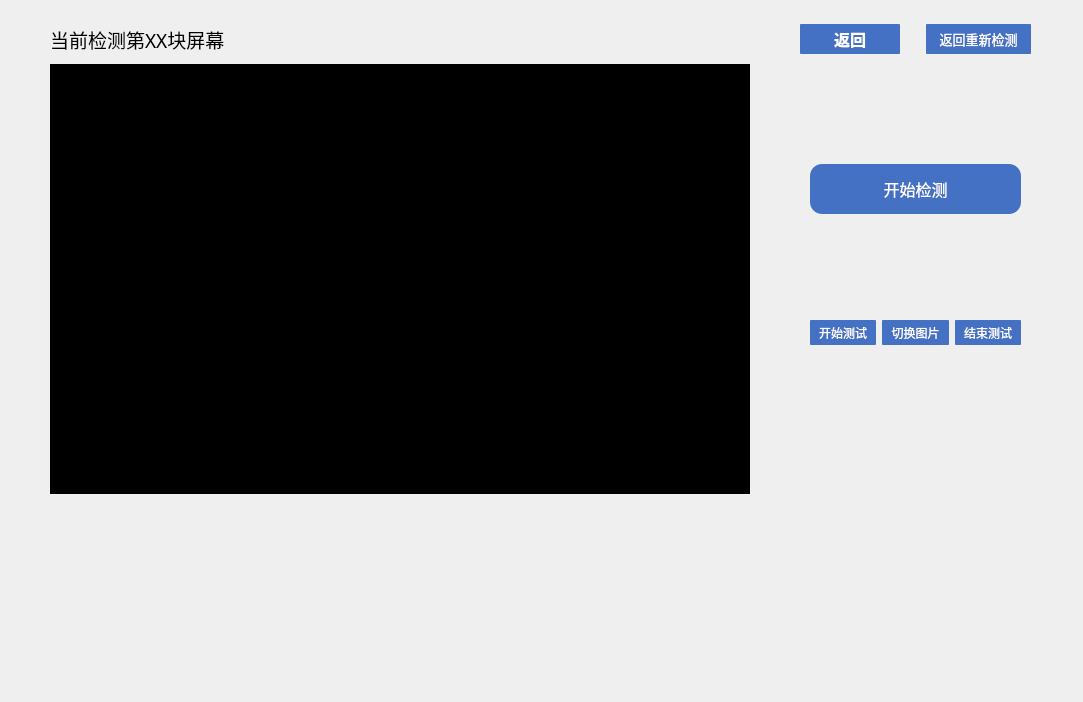
Qt form main_page/screencheck.ui (jaueone/Magnetic) before a commit.
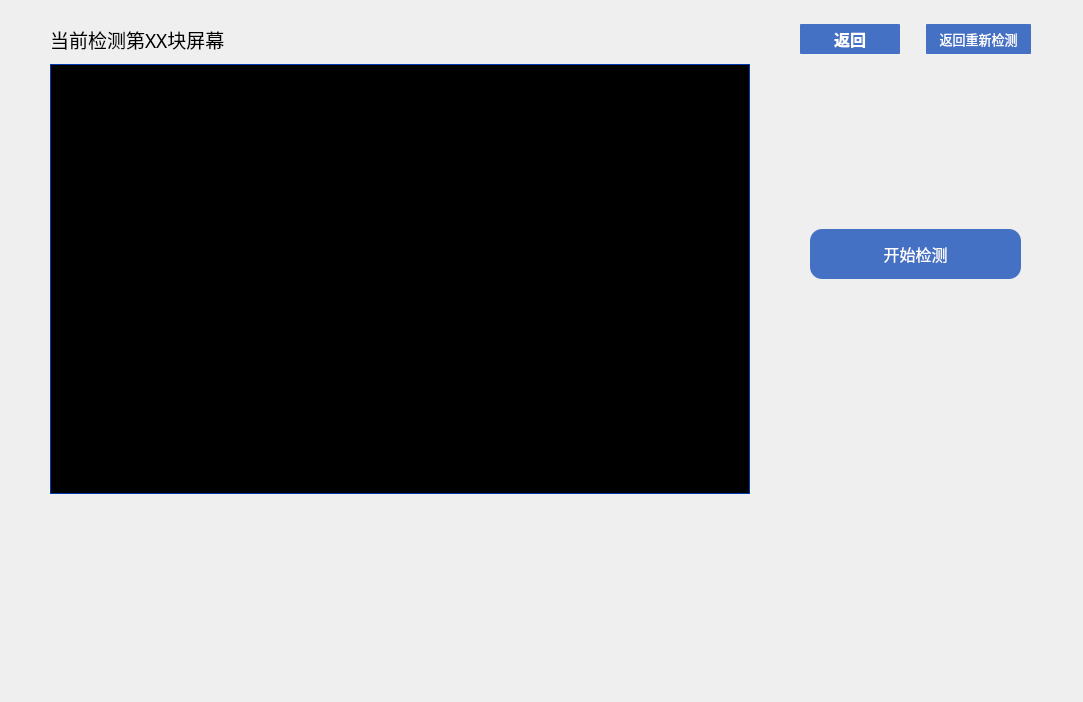
The same form after that commit. Icons and pictures are not drawn.

```diff
--- a/main_page/screencheck.ui
+++ b/main_page/screencheck.ui
@@ -41,19 +41,6 @@
     <property name="verticalSpacing">
      <number>10</number>
     </property>
-    <item row="1" column="0">
-     <widget class="QGraphicsView" name="graphicsView">
-      <property name="minimumSize">
-       <size>
-        <width>700</width>
-        <height>0</height>
-       </size>
-      </property>
-      <property name="styleSheet">
-       <string notr="true">background-color: rgb(0, 0, 0);</string>
-      </property>
-     </widget>
-    </item>
     <item row="0" column="0">
      <widget class="QLabel" name="label">
       <property name="font">
@@ -118,74 +105,6 @@
            </property>
           </widget>
          </item>
-         <item>
-          <layout class="QHBoxLayout" name="horizontalLayout_3">
-           <item>
-            <widget class="QPushButton" name="pushButton_5">
-             <property name="minimumSize">
-              <size>
-               <width>0</width>
-               <height>25</height>
-              </size>
-             </property>
-             <property name="font">
-              <font>
-               <family>微软雅黑</family>
-               <pointsize>9</pointsize>
-              </font>
-             </property>
-             <property name="styleSheet">
-              <string notr="true">QPushButton{color:white;background-color: rgb(68, 113, 196);border-radius:1px}                               QPushButton::pressed{background-color: rgb(142, 170, 220);}</string>
-             </property>
-             <property name="text">
-              <string>开始测试</string>
-             </property>
-            </widget>
-           </item>
-           <item>
-            <widget class="QPushButton" name="pushButton_6">
-             <property name="minimumSize">
-              <size>
-               <width>0</width>
-               <height>25</height>
-              </size>
-             </property>
-             <property name="font">
-              <font>
-               <family>微软雅黑</family>
-              </font>
-             </property>
-             <property name="styleSheet">
-              <string notr="true">QPushButton{color:white;background-color: rgb(68, 113, 196);border-radius:1px}                               QPushButton::pressed{background-color: rgb(142, 170, 220);}</string>
-             </property>
-             <property name="text">
-              <string>切换图片</string>
-             </property>
-            </widget>
-           </item>
-           <item>
-            <widget class="QPushButton" name="pushButton_7">
-             <property name="minimumSize">
-              <size>
-               <width>0</width>
-               <height>25</height>
-              </size>
-             </property>
-             <property name="font">
-              <font>
-               <family>微软雅黑</family>
-              </font>
-             </property>
-             <property name="styleSheet">
-              <string notr="true">QPushButton{color:white;background-color: rgb(68, 113, 196);border-radius:1px}                               QPushButton::pressed{background-color: rgb(142, 170, 220);}</string>
-             </property>
-             <property name="text">
-              <string>结束测试</string>
-             </property>
-            </widget>
-           </item>
-          </layout>
-         </item>
         </layout>
        </widget>
       </widget>
@@ -452,6 +371,23 @@
       </item>
      </layout>
     </item>
+    <item row="1" column="0">
+     <widget class="QLabel" name="label_6">
+      <property name="minimumSize">
+       <size>
+        <width>700</width>
+        <height>0</height>
+       </size>
+      </property>
+      <property name="styleSheet">
+       <string notr="true">background-color: rgb(0, 0, 0);
+border:1px solid rgb(0, 58, 176);</string>
+      </property>
+      <property name="text">
+       <string>TextLabel</string>
+      </property>
+     </widget>
+    </item>
    </layout>
   </widget>
  </widget>
```
